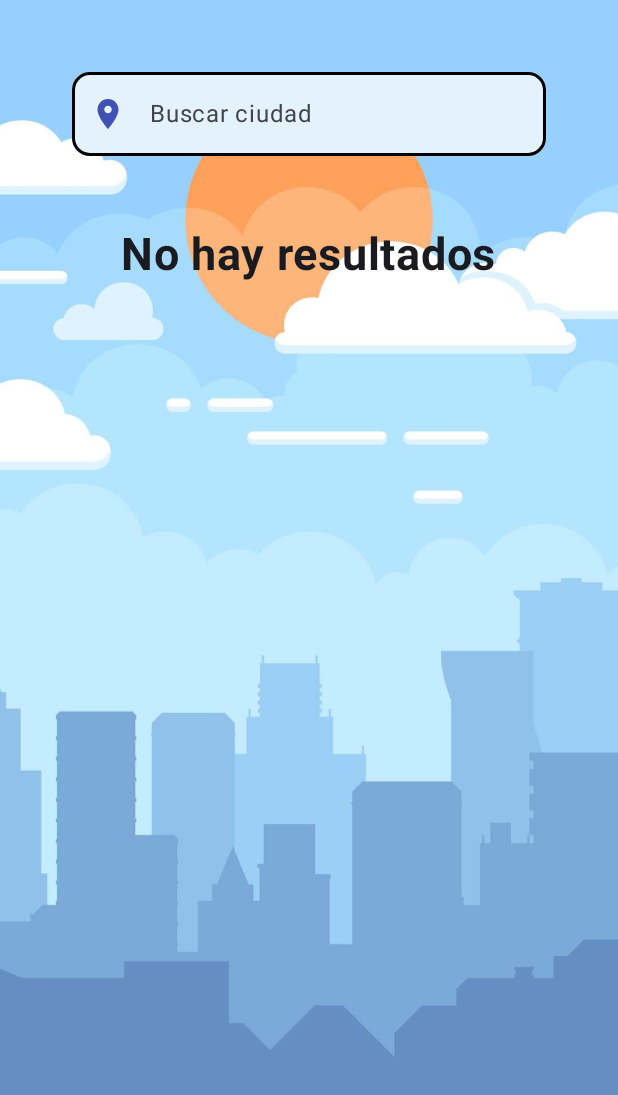
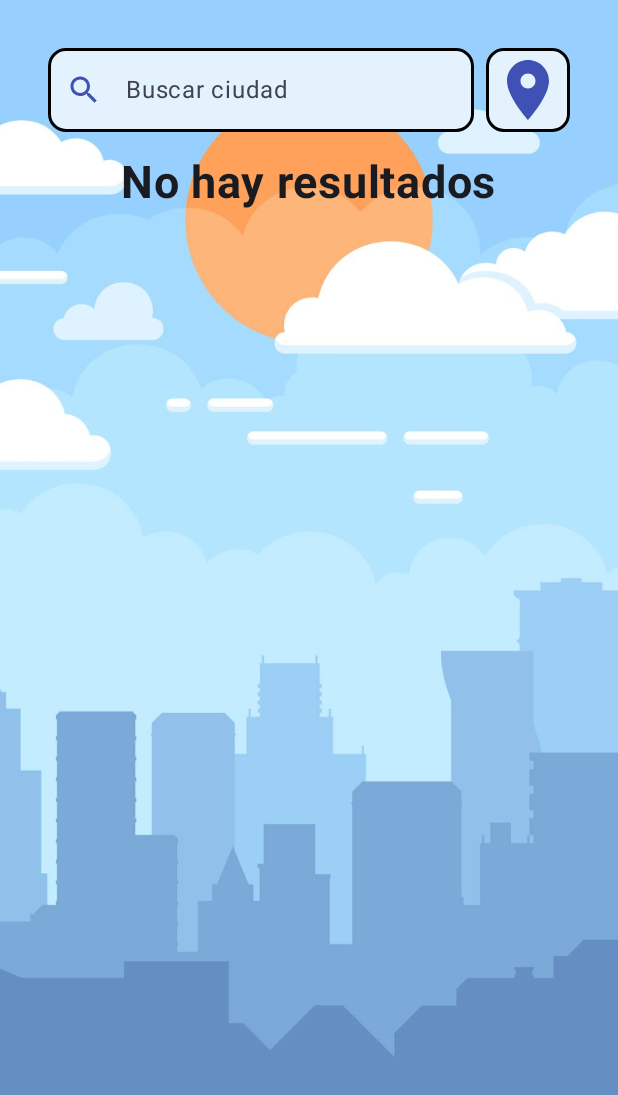
Before and after one commit to SebaViguie/AppWeather, an Android app built with Jetpack Compose: the screen it shows after launch (MainActivity), on a phone screen of 412 x 824 dp. Shown: the top 1095 px of the screen. Run offline under Robolectric (Android 15) with nearby library versions, the phone set to English and light mode, and no system bars.

Commit message:
Boton de Geolocalizacion

```diff
--- a/app/build.gradle.kts
+++ b/app/build.gradle.kts
@@ -63,4 +63,8 @@ dependencies {
     implementation(libs.ktor.client.content.negotiation)
     implementation(libs.ktor.serialization.kotlinx.json)
     implementation(libs.androidx.lifecycle.viewmodel.compose)
+    implementation(libs.play.services.location)
+    implementation(libs.retrofit)
+    implementation(libs.converter.gson)
+    implementation(libs.logging.interceptor)
 }
--- a/app/src/main/AndroidManifest.xml
+++ b/app/src/main/AndroidManifest.xml
@@ -3,6 +3,9 @@
     xmlns:tools="http://schemas.android.com/tools">
 
     <uses-permission android:name="android.permission.INTERNET" />
+    <uses-permission android:name="android.permission.ACCESS_FINE_LOCATION"/>
+    <uses-permission android:name="android.permission.ACCESS_COARSE_LOCATION"/>
+    <uses-permission android:name="android.permission.INTERNET"/>
 
     <application
         android:allowBackup="true"
--- a/app/src/main/java/com/example/appweather/presentacion/ciudades/CiudadesIntencion.kt
+++ b/app/src/main/java/com/example/appweather/presentacion/ciudades/CiudadesIntencion.kt
@@ -4,5 +4,6 @@ import com.example.appweather.repository.models.Ciudad
 
 sealed class CiudadesIntencion {
     data class Buscar( val nombre:String ) : CiudadesIntencion()
+    data class BuscarPorCoordenadas(val lat: Double, val lon: Double) : CiudadesIntencion()
     data class Seleccionar(val ciudad: Ciudad) : CiudadesIntencion()
 }
--- a/app/src/main/java/com/example/appweather/presentacion/ciudades/CiudadesView.kt
+++ b/app/src/main/java/com/example/appweather/presentacion/ciudades/CiudadesView.kt
@@ -17,7 +17,6 @@ import androidx.compose.material.icons.filled.LocationOn
 import androidx.compose.material3.Card
 import androidx.compose.material3.CardDefaults
 import androidx.compose.material3.Icon
-import androidx.compose.material3.IconButton
 import androidx.compose.material3.MaterialTheme
 import androidx.compose.material3.Text
 import androidx.compose.material3.TextField
@@ -41,6 +40,7 @@ import androidx.compose.ui.text.font.FontWeight
 import androidx.compose.ui.unit.sp
 import com.example.appweather.repository.models.Ciudad
 import com.example.appweather.R
+import androidx.compose.material.icons.filled.Search
 
 @Composable
 fun CiudadesView (
@@ -61,22 +61,20 @@ fun CiudadesView (
             modifier = Modifier.fillMaxSize()
         )
 
-        Column(modifier = modifier) {
+        Column(modifier = modifier.padding(32.dp)) {
             Row(
                 verticalAlignment = Alignment.CenterVertically,
-                modifier = Modifier
-                    .fillMaxWidth()
-                    .padding(32.dp)
+                modifier = Modifier.fillMaxWidth()
             ) {
                 Box(
                     modifier = Modifier
-                        .fillMaxWidth()
-                        .padding(16.dp)
+                        .weight(1f)
                         .border(
                             width = 2.dp,
                             color = Color.Black,
                             shape = RoundedCornerShape(12.dp)
                         )
+                        .padding(0.dp)
                 ) {
                     TextField(
                         value = value,
@@ -87,8 +85,8 @@ fun CiudadesView (
                         },
                         leadingIcon = {
                             Icon(
-                                imageVector = Icons.Default.LocationOn,
-                                contentDescription = null,
+                                imageVector = Icons.Default.Search,
+                                contentDescription = "Buscar",
                                 tint = Color(0xFF3F51B5)
                             )
                         },
@@ -103,24 +101,34 @@ fun CiudadesView (
                             focusedLabelColor = Color(0xFF3F51B5)
                         ),
                         shape = RoundedCornerShape(12.dp),
-                        modifier = Modifier
-                            .fillMaxWidth()
+                        modifier = Modifier.fillMaxWidth()
                     )
                 }
 
-                IconButton(
-                    onClick = {
+                Spacer(modifier = Modifier.width(8.dp))
 
-                    },
-                    modifier = Modifier.padding(start = 8.dp)
+                Box(
+                    modifier = Modifier
+                        .background(Color(0xFFE3F2FD), shape = RoundedCornerShape(12.dp))
+                        .size(56.dp)
+                        .border(
+                            width = 2.dp,
+                            color = Color.Black,
+                            shape = RoundedCornerShape(12.dp)
+                        ),
+                    contentAlignment = Alignment.Center
                 ) {
-                    Icon(
-                        imageVector = Icons.Default.LocationOn,
-                        contentDescription = "Obtener ubicación",
+                    UbicacionButton(
+                        onLocationObtained = { lat, lon ->
+                            onAction(CiudadesIntencion.BuscarPorCoordenadas(lat, lon))
+                        },
+                        iconTint = Color(0xFF3F51B5),
                         modifier = Modifier.size(48.dp)
                     )
                 }
             }
+
+            Spacer(modifier = Modifier.height(16.dp))
 
             when(state) {
                 CiudadesEstado.Cargando -> TextoCentrado(texto = "Cargando...")
@@ -135,6 +143,8 @@ fun CiudadesView (
         }
     }
 }
+
+
 
 @Composable
 fun TextoCentrado(texto: String) {
--- /dev/null
+++ b/app/src/main/java/com/example/appweather/presentacion/ciudades/UbicacionButton.kt
@@ -0,0 +1,68 @@
+package com.example.appweather.presentacion.ciudades
+
+import android.Manifest
+import android.content.pm.PackageManager
+import android.widget.Toast
+import androidx.activity.compose.rememberLauncherForActivityResult
+import androidx.activity.result.contract.ActivityResultContracts
+import androidx.compose.material3.Icon
+import androidx.compose.material3.IconButton
+import androidx.compose.material.icons.Icons
+import androidx.compose.material.icons.filled.LocationOn
+import androidx.compose.runtime.*
+import androidx.compose.ui.Modifier
+import androidx.compose.ui.platform.LocalContext
+import androidx.compose.ui.unit.dp
+import androidx.compose.foundation.layout.size
+import androidx.compose.ui.graphics.Color
+import androidx.core.content.ContextCompat
+import com.example.appweather.util.obtenerUbicacion
+
+@Composable
+fun UbicacionButton(
+    modifier: Modifier = Modifier,
+    onLocationObtained: (Double, Double) -> Unit,
+    iconTint: Color = Color(0xFF3F51B5)
+) {
+    val context = LocalContext.current
+
+    var hasPermission by remember {
+        mutableStateOf(
+            ContextCompat.checkSelfPermission(
+                context,
+                Manifest.permission.ACCESS_FINE_LOCATION
+            ) == PackageManager.PERMISSION_GRANTED
+        )
+    }
+
+    val launcher = rememberLauncherForActivityResult(
+        contract = ActivityResultContracts.RequestPermission(),
+        onResult = { granted ->
+            hasPermission = granted
+            if (granted) {
+                obtenerUbicacion(context, onLocationObtained)
+            } else {
+                Toast.makeText(context, "Permiso de ubicación denegado", Toast.LENGTH_SHORT).show()
+            }
+        }
+    )
+
+    IconButton(
+        onClick = {
+            if (hasPermission) {
+                obtenerUbicacion(context, onLocationObtained)
+            } else {
+                launcher.launch(Manifest.permission.ACCESS_FINE_LOCATION)
+            }
+        },
+        modifier = modifier
+    ) {
+        Icon(
+            imageVector = Icons.Default.LocationOn,
+            contentDescription = "Obtener ubicación",
+            modifier = Modifier.size(48.dp),
+            tint = iconTint
+
+        )
+    }
+}
--- a/app/src/main/java/com/example/appweather/repository/IRepository.kt
+++ b/app/src/main/java/com/example/appweather/repository/IRepository.kt
@@ -8,4 +8,6 @@ interface IRepository {
     suspend fun buscarCiudad(ciudad: String): List<Ciudad>
     suspend fun traerClima(lat: Float, lon: Float) : Clima
     suspend fun traerPronostico(nombre: String) : List<ListForecast>
+    suspend fun buscarCiudadPorCoordenadas(lat: Double, lon: Double): List<Ciudad>
+
 }
--- a/app/src/main/java/com/example/appweather/repository/models/Ciudad.kt
+++ b/app/src/main/java/com/example/appweather/repository/models/Ciudad.kt
@@ -5,8 +5,8 @@ import kotlinx.serialization.Serializable
 @Serializable
 data class Ciudad(
     val name: String,
-    val lat: Float,
-    val lon: Float,
+    val lat: Double,
+    val lon: Double,
     val country: String,
     val state: String = ""
 )
--- a/app/src/main/java/com/example/appweather/router/Ruta.kt
+++ b/app/src/main/java/com/example/appweather/router/Ruta.kt
@@ -2,5 +2,5 @@ package com.example.appweather.router
 
 sealed class Ruta(val id: String) {
     data object Ciudades: Ruta("ciudades")
-    data class Clima(val lat: Float,val lon:Float, val nombre:String): Ruta("clima")
+    data class Clima(val lat: Double, val lon: Double, val nombre:String): Ruta("clima")
 }
```
Also changed, not shown: app/src/main/java/com/example/appweather/data/api/OpenWeatherApi.kt (added, +17 -0 lines), app/src/main/java/com/example/appweather/data/api/RetrofitInstance.kt (added, +28 -0 lines), app/src/main/java/com/example/appweather/data/model/WeatherResponse.kt (added, +34 -0 lines), app/src/main/java/com/example/appweather/presentacion/ciudades/CiudadesViewModel.kt (+42 -11 lines), app/src/main/java/com/example/appweather/repository/RepositoryApi.kt (+26 -0 lines), app/src/main/java/com/example/appweather/util/LocationHelper.kt (added, +21 -0 lines), gradle/libs.versions.toml (+7 -1 lines).
